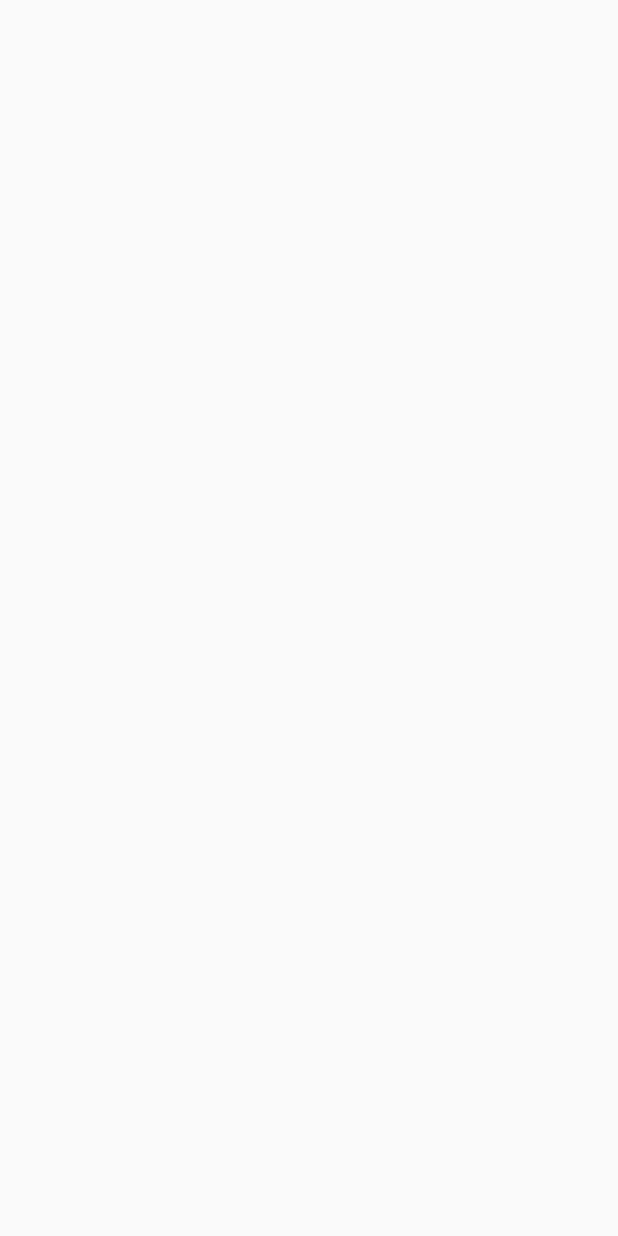
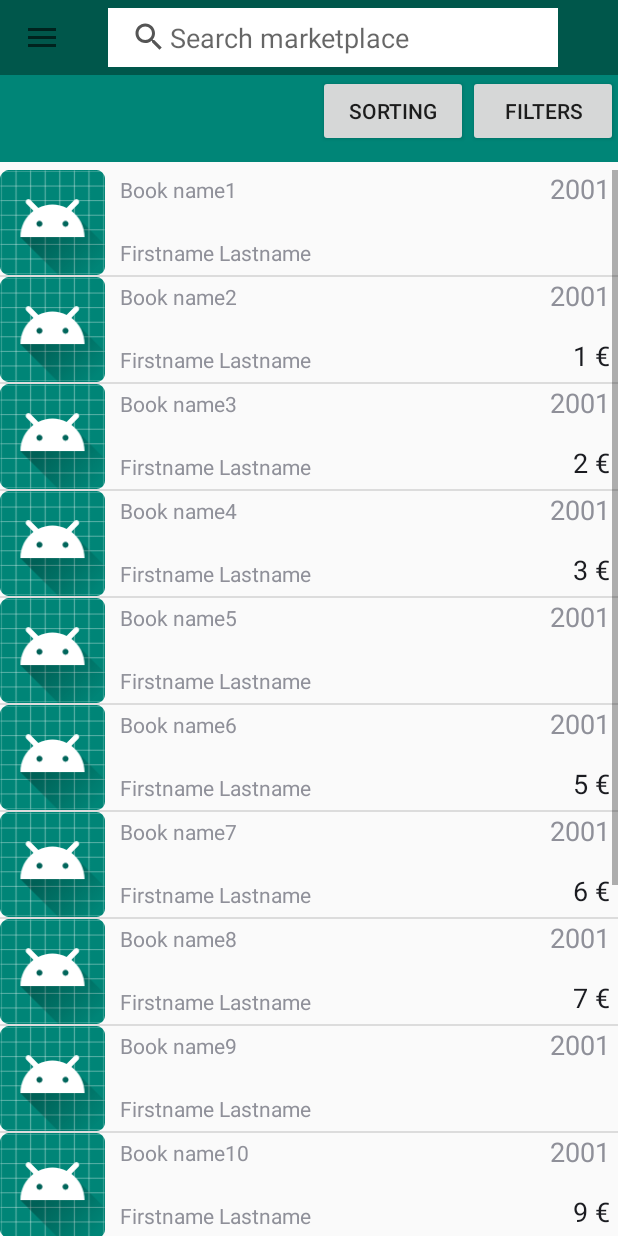
Before and after one commit to Kivike/bookmarket, an Android app: the MarketplaceActivity screen opened directly, with no data from a screen before it, on a phone screen of 412 x 824 dp. Before the commit the screen is empty. Run offline under Robolectric (Android 15) with nearby library versions, the phone set to English and light mode, and no system bars.

Commit message:
Marketplace activity

```diff
--- a/app/src/main/java/fi/oulu/bookmarket2020/MarketplaceActivity.kt
+++ b/app/src/main/java/fi/oulu/bookmarket2020/MarketplaceActivity.kt
@@ -2,11 +2,61 @@ package fi.oulu.bookmarket2020
 
 import androidx.appcompat.app.AppCompatActivity
 import android.os.Bundle
+import android.view.MenuItem
+import android.widget.SearchView
+import android.widget.Toast
+import androidx.appcompat.app.ActionBarDrawerToggle
+import androidx.appcompat.widget.Toolbar
+import androidx.core.view.GravityCompat
+import androidx.drawerlayout.widget.DrawerLayout
+import com.google.android.material.navigation.NavigationView
+import kotlinx.android.synthetic.main.activity_dashboard.*
+import kotlinx.android.synthetic.main.content_collection.view.*
 
-class MarketplaceActivity : AppCompatActivity() {
+class MarketplaceActivity : AppCompatActivity(), NavigationView.OnNavigationItemSelectedListener {
+
+    lateinit var toolbar: Toolbar
+    lateinit var drawerLayout: DrawerLayout
+    lateinit var navView: NavigationView
 
     override fun onCreate(savedInstanceState: Bundle?) {
         super.onCreate(savedInstanceState)
         setContentView(R.layout.activity_marketplace)
+
+        drawerLayout = findViewById(R.id.drawer_layout)
+        toolbar = findViewById(R.id.toolbar)
+        navView = findViewById(R.id.nav_view)
+
+
+        setSupportActionBar(toolbar)
+        supportActionBar?.setDisplayShowTitleEnabled(false)
+
+        val toggle = ActionBarDrawerToggle(this, drawerLayout, toolbar, 0, 0)
+
+        drawerLayout.addDrawerListener(toggle)
+        toggle.syncState()
+        navView.setNavigationItemSelectedListener(this)
+    }
+
+    override fun onResume() {
+        super.onResume()
+        refreshCollectionList()
+    }
+
+    private fun refreshCollectionList() {
+        val reminders: MutableList<String> = ArrayList()
+
+        for (i in 1..15) {
+            reminders.add("Book name${i}")
+        }
+
+        val adapter = MarketplaceAdapter(applicationContext, reminders)
+        content.collection_list.adapter = adapter
+    }
+    override fun onNavigationItemSelected(item: MenuItem): Boolean {
+        Toast.makeText(this, "Clickity click", Toast.LENGTH_SHORT).show()
+
+        drawerLayout.closeDrawer(GravityCompat.START)
+        return true
     }
 }
--- /dev/null
+++ b/app/src/main/java/fi/oulu/bookmarket2020/MarketplaceAdapter.kt
@@ -0,0 +1,41 @@
+package fi.oulu.bookmarket2020
+
+import android.content.Context
+import android.view.LayoutInflater
+import android.view.View
+import android.view.ViewGroup
+import android.widget.BaseAdapter
+import kotlinx.android.synthetic.main.collection_list_item.view.*
+
+class MarketplaceAdapter(context: Context, private val list: List<String>) : BaseAdapter() {
+
+    private val inflater: LayoutInflater = context.getSystemService(Context.LAYOUT_INFLATER_SERVICE) as LayoutInflater
+
+    override fun getView(position: Int, convertView: View?, parent: ViewGroup?): View {
+        val row = inflater.inflate(R.layout.collection_list_item, parent, false)
+
+        row.book_name.text = list[position]
+        row.book_author.text ="Firstname Lastname"
+        row.sale_status.text = ""
+        row.imageButton.visibility = View.GONE
+
+        if (position % 4 != 0) {
+            row.sale_status.text = position.toString() + " €"
+            row.sale_status.textSize = 18.0f
+        }
+        return row
+    }
+
+    override fun getItem(position: Int): Any {
+        return list[position]
+    }
+
+    override fun getItemId(position: Int): Long {
+        return position.toLong()
+    }
+
+    override fun getCount(): Int {
+        return list.size
+    }
+
+}
--- a/app/src/main/res/layout/activity_dashboard.xml
+++ b/app/src/main/res/layout/activity_dashboard.xml
@@ -17,8 +17,6 @@
         <include layout="@layout/toolbar_search" android:id="@+id/toolbar" />
 
         <include layout="@layout/content_collection" android:id="@+id/content" />
-
-
     </LinearLayout>
 
     <com.google.android.material.navigation.NavigationView
--- a/app/src/main/res/layout/activity_marketplace.xml
+++ b/app/src/main/res/layout/activity_marketplace.xml
@@ -1,9 +1,29 @@
 <?xml version="1.0" encoding="utf-8"?>
-<androidx.constraintlayout.widget.ConstraintLayout xmlns:android="http://schemas.android.com/apk/res/android"
+<androidx.drawerlayout.widget.DrawerLayout xmlns:android="http://schemas.android.com/apk/res/android"
     xmlns:app="http://schemas.android.com/apk/res-auto"
     xmlns:tools="http://schemas.android.com/tools"
+    android:id="@+id/drawer_layout"
     android:layout_width="match_parent"
     android:layout_height="match_parent"
     tools:context=".MarketplaceActivity">
 
-</androidx.constraintlayout.widget.ConstraintLayout>
+    <LinearLayout
+        android:layout_width="match_parent"
+        android:layout_height="match_parent"
+        android:orientation="vertical">
+
+        <include layout="@layout/toolbar_search" android:id="@+id/toolbar" />
+        <include layout="@layout/content_marketplace" android:id="@+id/content" />
+    </LinearLayout>
+
+    <com.google.android.material.navigation.NavigationView
+        android:id="@+id/nav_view"
+        android:layout_width="wrap_content"
+        android:layout_height="match_parent"
+        android:layout_gravity="start"
+        android:background="#FFFFFF"
+        android:divider="@android:color/darker_gray"
+        android:fitsSystemWindows="true"
+        app:headerLayout="@layout/nav_header"
+        app:menu="@menu/nav_menu" />
+</androidx.drawerlayout.widget.DrawerLayout>
--- /dev/null
+++ b/app/src/main/res/layout/content_marketplace.xml
@@ -0,0 +1,40 @@
+<?xml version="1.0" encoding="utf-8"?>
+<androidx.constraintlayout.widget.ConstraintLayout
+    xmlns:android="http://schemas.android.com/apk/res/android"
+    xmlns:app="http://schemas.android.com/apk/res-auto"
+    xmlns:tools="http://schemas.android.com/tools"
+    android:layout_width="match_parent"
+    android:layout_height="match_parent"
+    android:background="?android:attr/colorPrimary">
+
+
+    <Button
+        android:id="@+id/collection_sorting"
+        android:layout_width="100dp"
+        android:layout_height="wrap_content"
+        android:text="@string/sorting"
+        app:layout_constraintBottom_toBottomOf="@+id/collection_filters"
+        app:layout_constraintEnd_toStartOf="@+id/collection_filters" />
+
+    <Button
+        android:id="@+id/collection_filters"
+        android:layout_width="100dp"
+        android:layout_height="wrap_content"
+        android:text="@string/filters"
+        app:layout_constraintEnd_toEndOf="parent" />
+
+
+    <ListView
+        android:id="@+id/collection_list"
+        android:layout_width="match_parent"
+        android:layout_height="0dp"
+        android:layout_marginTop="10dp"
+        android:paddingTop="5dp"
+        android:clipToPadding="false"
+        android:dividerHeight="1sp"
+        app:layout_constraintBottom_toBottomOf="parent"
+        app:layout_constraintTop_toBottomOf="@id/collection_filters"
+        app:layout_constraintRight_toRightOf="parent"
+        app:layout_constraintLeft_toLeftOf="parent"
+        android:background="?android:attr/colorBackground" />
+</androidx.constraintlayout.widget.ConstraintLayout>
```
